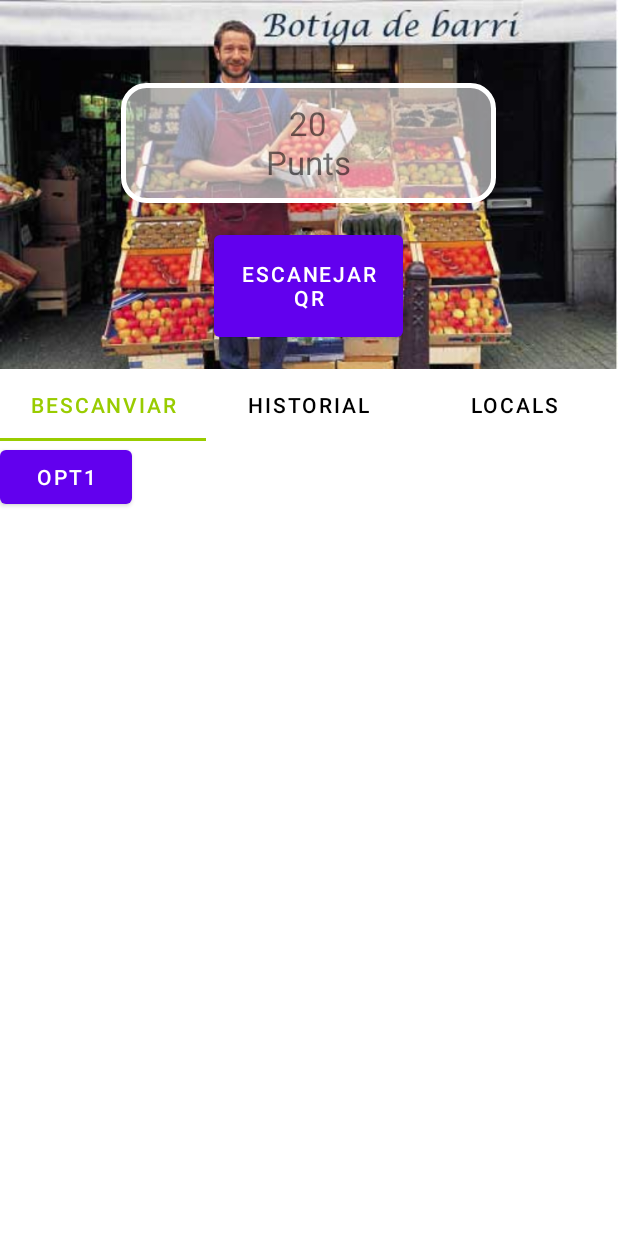
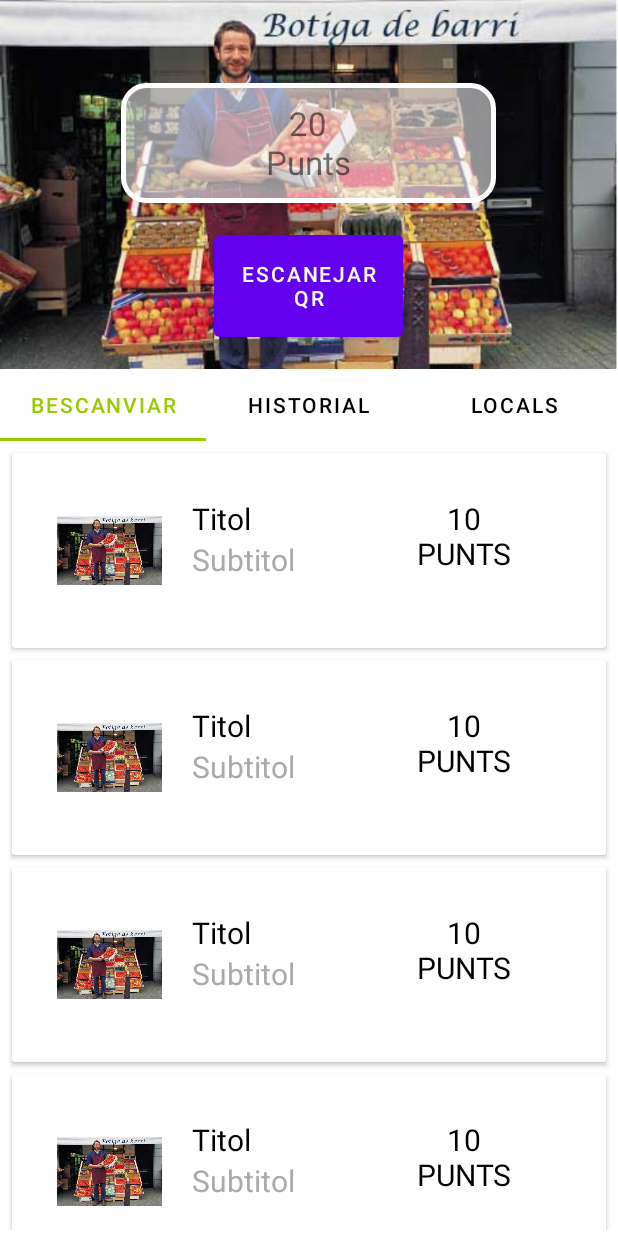
Before and after one commit to SomHackathon-2021/somhackathon2021-matesinfo-kings, an Android app: the screen it shows after launch (MainActivity), on a phone screen of 412 x 824 dp. Run offline under Robolectric (Android 15) with nearby library versions, the phone set to English and light mode, and no system bars; libraries missing offline, so code that uses them is left out: com.google.zxing.integration.

Commit message:
Casi op1 i 3

```diff
--- /dev/null
+++ b/APP/app/src/main/java/com/MatesInfoKings/localpoint/BescanviarAdapter.java
@@ -0,0 +1,83 @@
+package com.MatesInfoKings.localpoint;
+
+import android.content.Context;
+import android.content.DialogInterface;
+import android.view.LayoutInflater;
+import android.view.View;
+import android.view.ViewGroup;
+import android.widget.ImageView;
+import android.widget.TextView;
+import android.widget.Toast;
+
+import androidx.annotation.NonNull;
+import androidx.appcompat.app.AlertDialog;
+import androidx.recyclerview.widget.RecyclerView;
+
+public class BescanviarAdapter extends RecyclerView.Adapter<BescanviarAdapter.ViewHolder>{
+
+    BescanviarData[] bescanviarData;
+    Context context;
+
+    public BescanviarAdapter(BescanviarData[] bescanviarData, MainActivity activity) {
+        this.bescanviarData = bescanviarData;
+        this.context = activity;
+    }
+
+    @NonNull
+    @Override
+    public ViewHolder onCreateViewHolder(@NonNull ViewGroup parent, int viewType) {
+        LayoutInflater layoutInflater = LayoutInflater.from(parent.getContext());
+        View view = layoutInflater.inflate(R.layout.item_layout_num,parent,false);
+        ViewHolder viewHolder = new ViewHolder(view);
+
+        return viewHolder;
+    }
+
+    @Override
+    public void onBindViewHolder(@NonNull ViewHolder holder, int position) {
+        final BescanviarData bescanviarDataList = bescanviarData[position];
+        holder.BescanviarName.setText(bescanviarDataList.getBescanviarName());
+        holder.BescanviarSubName.setText(bescanviarDataList.getBescanviarSubname());
+        holder.BescanviarImage.setImageResource(bescanviarDataList.getBescanviarImage());
+        holder.BescanviarPreu.setText(bescanviarDataList.getBescanviarPreu() + "\nPUNTS");
+
+        holder.itemView.setOnClickListener(new View.OnClickListener() {
+            AlertDialog.Builder builder = new AlertDialog.Builder(
+                    context
+            );
+            //builder.setTitle("Resultat Escanejat");
+            @Override
+            public void onClick(View v) {
+                //builder.setMessage("Vols bescanviar " + bescanviarDataList.getBescanviar);
+                builder.setMessage("Hello");
+                builder.setPositiveButton("Ok", new DialogInterface.OnClickListener() {
+                    @Override
+                    public void onClick(DialogInterface dialogInterface, int which) {
+                        dialogInterface.dismiss();
+                    }
+                });
+            }
+        });
+    }
+
+    @Override
+    public int getItemCount() {
+        return bescanviarData.length;
+    }
+
+
+    public class ViewHolder extends RecyclerView.ViewHolder{
+        ImageView BescanviarImage;
+        TextView BescanviarName;
+        TextView BescanviarSubName;
+        TextView BescanviarPreu;
+
+        public ViewHolder(@NonNull View itemView) {
+            super(itemView);
+            BescanviarImage = itemView.findViewById(R.id.iv_image);
+            BescanviarName = itemView.findViewById(R.id.tv_title);
+            BescanviarSubName = itemView.findViewById(R.id.tv_description);
+            BescanviarPreu = itemView.findViewById(R.id.tv_price);
+        }
+    }
+}
--- /dev/null
+++ b/APP/app/src/main/java/com/MatesInfoKings/localpoint/BescanviarData.java
@@ -0,0 +1,48 @@
+package com.MatesInfoKings.localpoint;
+
+public class BescanviarData {
+
+    private String BescanviarName;
+    private String BescanviarSubname;
+    private String BescanviarPreu;
+    private Integer BescanviarImage;
+
+    public BescanviarData(String bescanviarName, String bescanviarSubname, Integer bescanviarImage, String bescanviarPreu) {
+        BescanviarName = bescanviarName;
+        BescanviarSubname = bescanviarSubname;
+        BescanviarImage = bescanviarImage;
+        BescanviarPreu = bescanviarPreu;
+    }
+
+    public String getBescanviarName() {
+        return BescanviarName;
+    }
+
+    public void setBescanviarName(String bescanviarName) {
+        BescanviarName = bescanviarName;
+    }
+
+    public String getBescanviarSubname() {
+        return BescanviarSubname;
+    }
+
+    public void setBescanviarSubname(String bescanviarSubname) {
+        BescanviarSubname = bescanviarSubname;
+    }
+
+    public Integer getBescanviarImage() {
+        return BescanviarImage;
+    }
+
+    public void setBescanviarImage(Integer bescanviarImage) {
+        BescanviarImage = bescanviarImage;
+    }
+
+    public String getBescanviarPreu() {
+        return BescanviarPreu;
+    }
+
+    public void setBescanviarPreu(String bescanviarPreu) {
+        BescanviarPreu = bescanviarPreu;
+    }
+}
--- a/APP/app/src/main/java/com/MatesInfoKings/localpoint/FragmentOpt1.java
+++ b/APP/app/src/main/java/com/MatesInfoKings/localpoint/FragmentOpt1.java
@@ -3,21 +3,17 @@ package com.MatesInfoKings.localpoint;
 import android.os.Bundle;
 
 import androidx.fragment.app.Fragment;
+import androidx.recyclerview.widget.LinearLayoutManager;
+import androidx.recyclerview.widget.RecyclerView;
 
 import android.view.LayoutInflater;
 import android.view.View;
 import android.view.ViewGroup;
+import android.widget.RelativeLayout;
 import android.widget.TextView;
 
-/**
- * A simple {@link Fragment} subclass.
- * Use the {@link FragmentOpt1#newInstance} factory method to
- * create an instance of this fragment.
- */
 public class FragmentOpt1 extends Fragment {
 
-    // TODO: Rename parameter arguments, choose names that match
-    // the fragment initialization parameters, e.g. ARG_ITEM_NUMBER
     private static final String ARG_PARAM1 = "param1";
     private static final String ARG_PARAM2 = "param2";
 
@@ -29,15 +25,6 @@ public class FragmentOpt1 extends Fragment {
         // Required empty public constructor
     }
 
-    /**
-     * Use this factory method to create a new instance of
-     * this fragment using the provided parameters.
-     *
-     * @param param1 Parameter 1.
-     * @param param2 Parameter 2.
-     * @return A new instance of fragment FragmentOpt1.
-     */
-    // TODO: Rename and change types and number of parameters
     public static FragmentOpt1 newInstance(String param1, String param2) {
         FragmentOpt1 fragment = new FragmentOpt1();
         Bundle args = new Bundle();
@@ -57,9 +44,25 @@ public class FragmentOpt1 extends Fragment {
     }
 
     @Override
-    public View onCreateView(LayoutInflater inflater, ViewGroup container,
-                             Bundle savedInstanceState) {
+    public View onCreateView(LayoutInflater inflater, ViewGroup container, Bundle savedInstanceState) {
         View view = inflater.inflate(R.layout.fragment_opt1, container, false);
+
+        RecyclerView recyclerView = view.findViewById(R.id.rv_recyclerView);
+        recyclerView.setHasFixedSize(true);
+        recyclerView.setLayoutManager(new LinearLayoutManager(view.getContext()));
+
+        BescanviarData[] bescanviarData = new BescanviarData[]{
+                new BescanviarData("Titol","Subtitol",R.drawable.botiga,"10"),
+                new BescanviarData("Titol","Subtitol",R.drawable.botiga,"10"),
+                new BescanviarData("Titol","Subtitol",R.drawable.botiga,"10"),
+                new BescanviarData("Titol","Subtitol",R.drawable.botiga,"10"),
+                new BescanviarData("Titol","Subtitol",R.drawable.botiga,"10"),
+                new BescanviarData("Titol","Subtitol",R.drawable.botiga,"10"),
+                new BescanviarData("Titol","Subtitol",R.drawable.botiga,"10"),
+        };
+
+        BescanviarAdapter bescanviarAdapter = new BescanviarAdapter(bescanviarData,(MainActivity)getActivity());
+        recyclerView.setAdapter(bescanviarAdapter);
 
         return view;
     }
--- a/APP/app/src/main/java/com/MatesInfoKings/localpoint/MainActivity.java
+++ b/APP/app/src/main/java/com/MatesInfoKings/localpoint/MainActivity.java
@@ -49,7 +49,7 @@ public class MainActivity extends AppCompatActivity {
                 IntentIntegrator intentIntegrator = new IntentIntegrator(
                         MainActivity.this
                 );
-                intentIntegrator.setPrompt("For flash use volume up key");
+                intentIntegrator.setPrompt("Per activar el flash pugeu el volum");
                 intentIntegrator.setBeepEnabled(true);
                 intentIntegrator.setOrientationLocked(true);
                 intentIntegrator.setCaptureActivity(Capture.class);
@@ -87,7 +87,13 @@ public class MainActivity extends AppCompatActivity {
             );
             builder.setTitle("Resultat Escanejat");
             String resultat = intentResult.getContents();
-            builder.setMessage(resultat);
+            int nous_punts = Integer.parseInt(resultat.substring(resultat.length()-3));
+            points += nous_punts;
+
+            String newText = String.valueOf(points) + "\nPunts";
+            nPoints.setText(newText);
+
+            builder.setMessage("Has aconseguit " + String.valueOf(nous_punts) + " punts! Felicitats!!!");
             builder.setPositiveButton("Ok", new DialogInterface.OnClickListener() {
                 @Override
                 public void onClick(DialogInterface dialogInterface, int which) {
@@ -139,7 +145,4 @@ public class MainActivity extends AppCompatActivity {
             return arrayList.get(position);
         }
     }
-
-
-
 }
--- a/APP/app/src/main/res/layout/fragment_opt1.xml
+++ b/APP/app/src/main/res/layout/fragment_opt1.xml
@@ -1,23 +1,17 @@
 <?xml version="1.0" encoding="utf-8"?>
-<FrameLayout xmlns:android="http://schemas.android.com/apk/res/android"
+<RelativeLayout xmlns:android="http://schemas.android.com/apk/res/android"
     xmlns:tools="http://schemas.android.com/tools"
     android:layout_width="match_parent"
     android:layout_height="match_parent"
     tools:context=".FragmentOpt1">
 
-    <!-- TODO: Update blank fragment layout -->
-    <TextView
+    <androidx.recyclerview.widget.RecyclerView
+        android:id="@+id/rv_recyclerView"
         android:layout_width="match_parent"
         android:layout_height="match_parent"
-        android:id="@+id/text_view"
-        android:textSize="50sp"
-        android:textStyle="bold"
-        android:gravity="center"/>
+        android:layout_marginStart="4dp"
+        android:layout_marginTop="4dp"
+        android:layout_marginEnd="4dp"
+        android:layout_marginBottom="4dp" />
 
-    <Button
-        android:id="@+id/button"
-        android:layout_width="wrap_content"
-        android:layout_height="wrap_content"
-        android:text="OPT1" />
-
-</FrameLayout>
+</RelativeLayout>
--- a/APP/app/src/main/res/layout/fragment_opt2.xml
+++ b/APP/app/src/main/res/layout/fragment_opt2.xml
@@ -1,5 +1,5 @@
 <?xml version="1.0" encoding="utf-8"?>
-<FrameLayout xmlns:android="http://schemas.android.com/apk/res/android"
+<RelativeLayout xmlns:android="http://schemas.android.com/apk/res/android"
     xmlns:tools="http://schemas.android.com/tools"
     android:layout_width="match_parent"
     android:layout_height="match_parent"
@@ -11,4 +11,4 @@
         android:layout_height="match_parent"
         android:text="OPT2" />
 
-</FrameLayout>
+</RelativeLayout>
--- /dev/null
+++ b/APP/app/src/main/res/layout/item_layout_num.xml
@@ -0,0 +1,75 @@
+<?xml version="1.0" encoding="utf-8"?>
+<androidx.cardview.widget.CardView xmlns:android="http://schemas.android.com/apk/res/android"
+    android:id="@+id/cv_cardView"
+    android:layout_width="match_parent"
+    android:layout_height="wrap_content"
+    android:layout_margin="4dp"
+    android:clickable="true"
+    android:focusable="true"
+    android:foreground="?selectableItemBackground">
+
+    <RelativeLayout
+        android:id="@+id/rl_wrapper"
+        android:layout_width="match_parent"
+        android:layout_height="match_parent"
+        android:padding="20dp">
+
+        <ImageView
+            android:id="@+id/iv_image"
+            android:layout_width="70dp"
+            android:layout_height="70dp"
+            android:layout_centerVertical="true"
+            android:layout_margin="10dp"
+            android:src="@mipmap/ic_launcher_round"/>
+
+        <LinearLayout
+            android:id="@+id/ll_title"
+            android:layout_width="150dp"
+            android:layout_height="match_parent"
+            android:layout_alignTop="@+id/iv_image"
+            android:layout_alignBottom="@+id/iv_image"
+            android:layout_toEndOf="@+id/iv_image"
+            android:orientation="vertical">
+
+            <TextView
+                android:id="@+id/tv_title"
+                android:layout_width="wrap_content"
+                android:layout_height="wrap_content"
+                android:layout_marginStart="10dp"
+                android:text="Title"
+                android:textColor="@android:color/black"
+                android:textSize="20sp"/>
+
+            <TextView
+                android:id="@+id/tv_description"
+                android:layout_width="wrap_content"
+                android:layout_height="wrap_content"
+                android:layout_marginStart="10dp"
+                android:text="This is a description"
+                android:textColor="@android:color/darker_gray"
+                android:textSize="20sp"/>
+
+        </LinearLayout>
+
+        <LinearLayout
+            android:layout_width="wrap_content"
+            android:layout_height="match_parent"
+            android:layout_alignTop="@+id/iv_image"
+            android:layout_alignBottom="@+id/iv_image"
+            android:layout_toEndOf="@+id/ll_title"
+            android:orientation="vertical">
+
+            <TextView
+                android:id="@+id/tv_price"
+                android:layout_width="wrap_content"
+                android:layout_height="wrap_content"
+                android:layout_marginStart="10dp"
+                android:gravity="center"
+                android:text="PUNTS"
+                android:textColor="@android:color/black"
+                android:textSize="20sp"/>
+
+        </LinearLayout>
+
+    </RelativeLayout>
+</androidx.cardview.widget.CardView>
```
Also changed, not shown: APP/app/src/main/java/com/MatesInfoKings/localpoint/FragmentOpt2.java (+0 -9 lines), APP/app/src/main/java/com/MatesInfoKings/localpoint/FragmentOpt3.java (+22 -18 lines), APP/app/src/main/java/com/MatesInfoKings/localpoint/LocalsAdapter.java (added, +67 -0 lines), APP/app/src/main/java/com/MatesInfoKings/localpoint/LocalsData.java (added, +38 -0 lines), APP/app/src/main/res/layout/fragment_opt3.xml (+8 -5 lines), APP/app/src/main/res/layout/item_layout.xml (added, +53 -0 lines).
